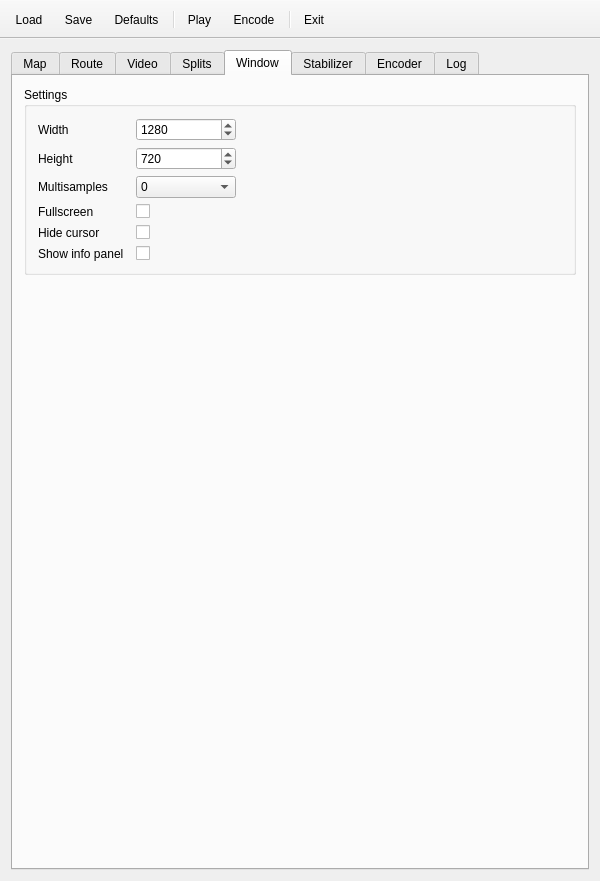
Qt form src/MainWindow.ui (mikoro/orientview) before a commit.
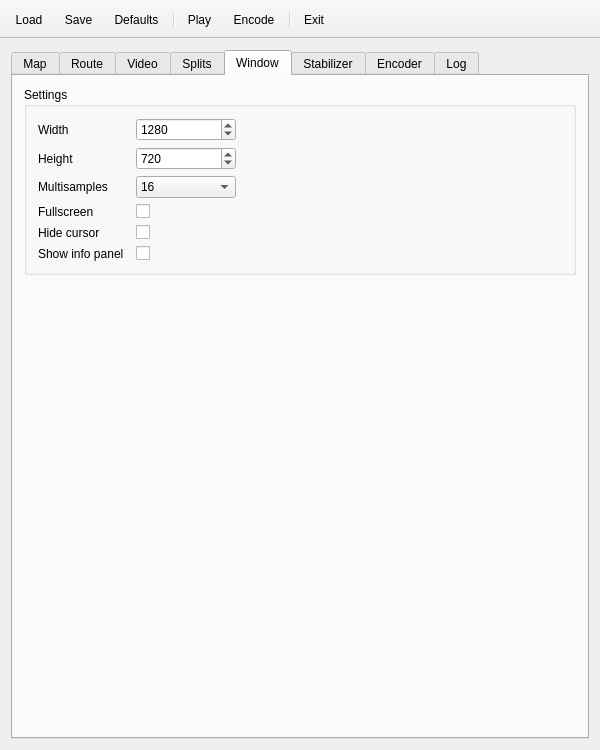
The same form after that commit. The open tabs and pages were chosen to show the change. Icons and pictures are not drawn.

Commit message: Changed the multisamples default value

Patch:
```diff
--- a/src/MainWindow.ui
+++ b/src/MainWindow.ui
@@ -7,7 +7,7 @@
     <x>0</x>
     <y>0</y>
     <width>600</width>
-    <height>881</height>
+    <height>708</height>
    </rect>
   </property>
   <property name="sizePolicy">
@@ -2616,7 +2616,7 @@
               <bool>false</bool>
              </property>
              <property name="currentIndex">
-              <number>0</number>
+              <number>4</number>
              </property>
              <item>
               <property name="text">
```
Left out of the diff: 5 changed lines with no effect on the pictures. The commit also changes 1 other file.
